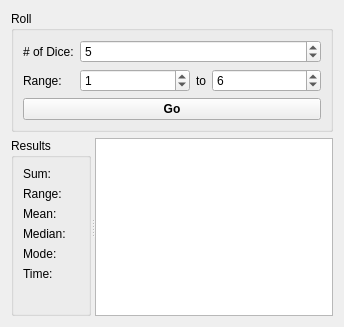
karagog/Gryptonite, file src/apps/grypto_rng/diceroller.ui: the form before one commit.
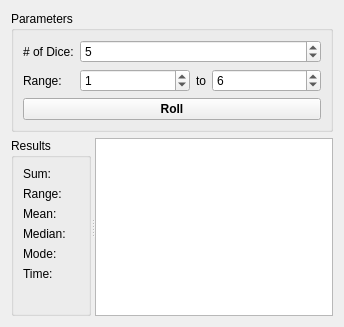
The form after the commit.

```diff
--- a/src/apps/grypto_rng/diceroller.ui
+++ b/src/apps/grypto_rng/diceroller.ui
@@ -17,7 +17,7 @@
    <item>
     <widget class="QGroupBox" name="groupBox_2">
      <property name="title">
-      <string>Roll</string>
+      <string>Parameters</string>
      </property>
      <layout class="QGridLayout" name="gridLayout_2">
       <item row="1" column="3">
@@ -104,7 +104,7 @@
          </font>
         </property>
         <property name="text">
-         <string>Go</string>
+         <string>Roll</string>
         </property>
        </widget>
       </item>
```
Left out of the diff: 21 changed lines with no effect on the pictures.
